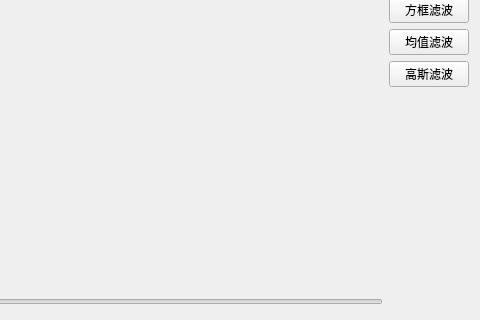
Old version of the form PictureFactory/PictureEditor.ui in the repository fruh1ing/PictureFactory; both pictures show x 353 to 833 and y 270 to 590 of the 833 by 590 pixel window.
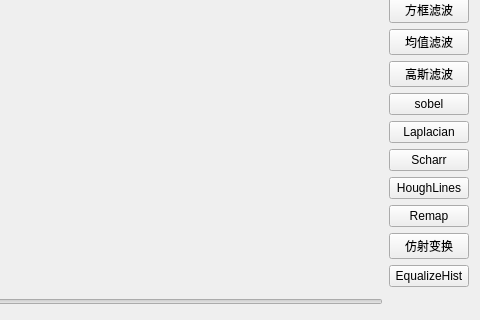
New version of the form.

```diff
--- a/PictureFactory/PictureEditor.ui
+++ b/PictureFactory/PictureEditor.ui
@@ -121,6 +121,55 @@
        </property>
       </widget>
      </item>
+     <item>
+      <widget class="QPushButton" name="pushButton_sobel">
+       <property name="text">
+        <string>sobel</string>
+       </property>
+      </widget>
+     </item>
+     <item>
+      <widget class="QPushButton" name="pushButton_laplacian">
+       <property name="text">
+        <string>Laplacian</string>
+       </property>
+      </widget>
+     </item>
+     <item>
+      <widget class="QPushButton" name="pushButton_scharr">
+       <property name="text">
+        <string>Scharr</string>
+       </property>
+      </widget>
+     </item>
+     <item>
+      <widget class="QPushButton" name="pushButton_houghlines">
+       <property name="text">
+        <string>HoughLines</string>
+       </property>
+      </widget>
+     </item>
+     <item>
+      <widget class="QPushButton" name="pushButton_remap">
+       <property name="text">
+        <string>Remap</string>
+       </property>
+      </widget>
+     </item>
+     <item>
+      <widget class="QPushButton" name="pushButton_warp">
+       <property name="text">
+        <string>仿射变换</string>
+       </property>
+      </widget>
+     </item>
+     <item>
+      <widget class="QPushButton" name="pushButton_hist">
+       <property name="text">
+        <string>EqualizeHist</string>
+       </property>
+      </widget>
+     </item>
      <item>
       <spacer name="verticalSpacer">
        <property name="orientation">
```
